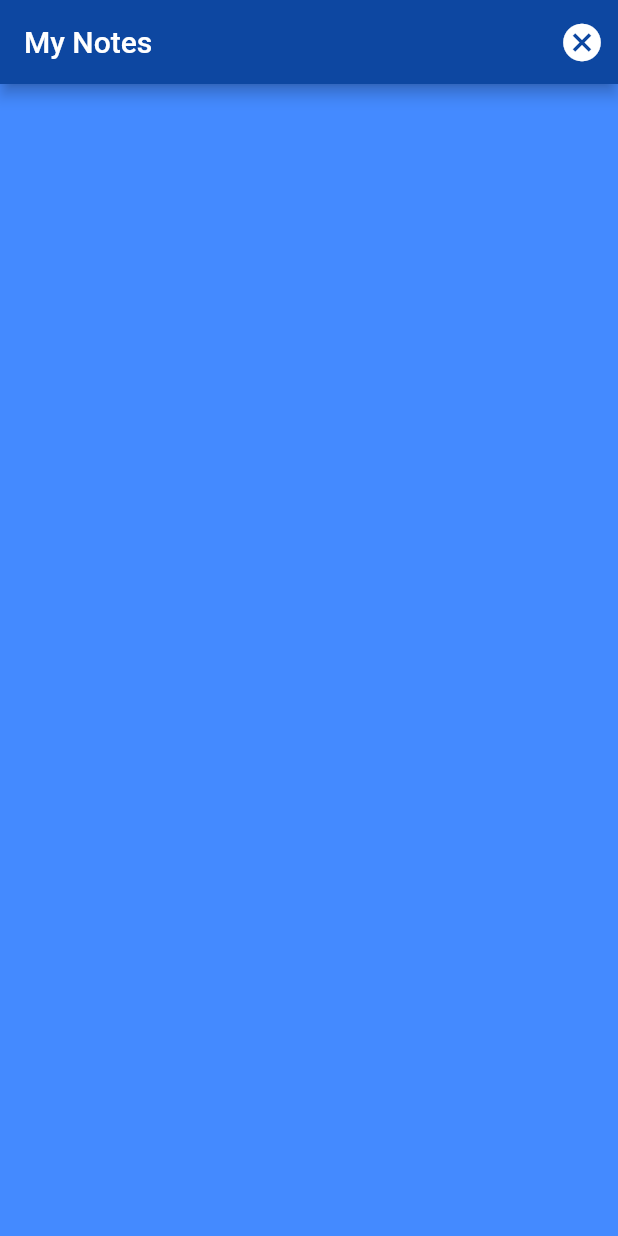
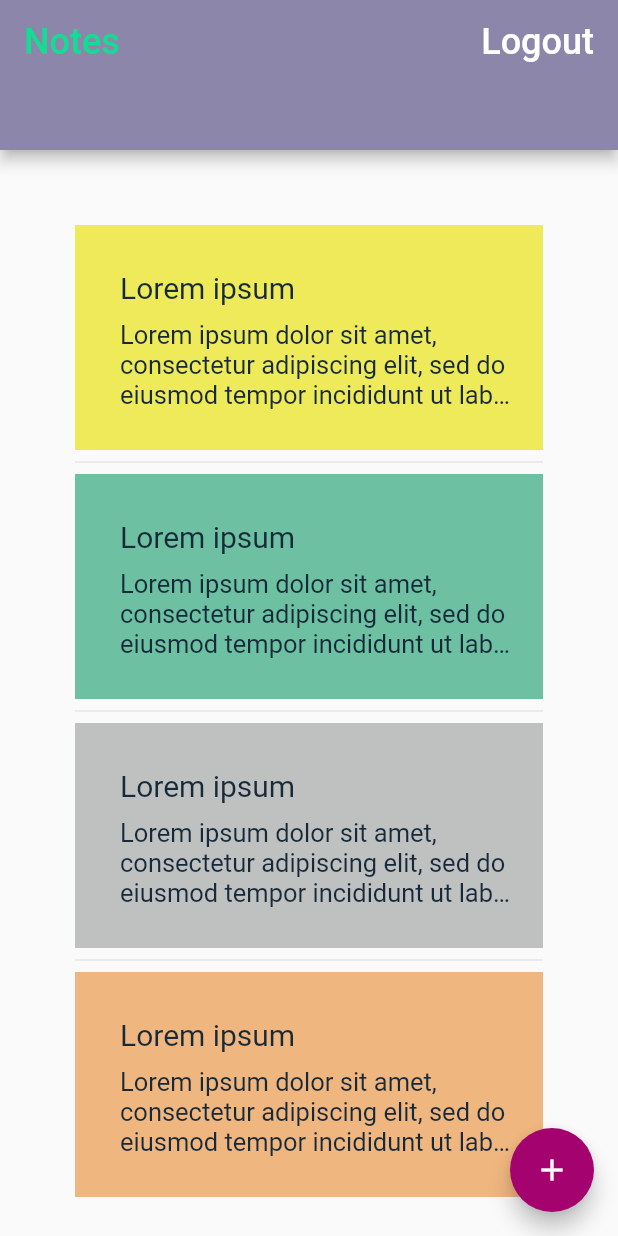
Before and after one commit to AmeraAbdallah/flutter_notes_app, a Flutter app: the screen it shows once a user with an empty profile is signed in, on a phone screen of 412 x 824 dp. Run offline on Flutter 3.47's test engine with Material 2 defaults, Android fonts, the phone set to English and light mode, and no system bars; our stand-ins replace cloud_firestore, firebase_auth; missing offline and left inert: loading; accounts and stored records are empty.

Commit message:
set home screen ui with dumy data

```diff
--- a/lib/main.dart
+++ b/lib/main.dart
@@ -3,6 +3,18 @@ import 'package:note_app/models/user.dart';
 import 'package:note_app/screens/wrapper.dart';
 import 'package:note_app/services/auth.dart';
 import 'package:provider/provider.dart';
+
+extension ColorExtension on String {
+  toColor() {
+    var hexColor = this.replaceAll("#", "");
+    if (hexColor.length == 6) {
+      hexColor = "FF" + hexColor;
+    }
+    if (hexColor.length == 8) {
+      return Color(int.parse("0x$hexColor"));
+    }
+  }
+}
 
 void main() => runApp(MyApp());
 
@@ -12,9 +24,12 @@ class MyApp extends StatelessWidget {
     return StreamProvider<User>.value(
       value: AuthenticationService().user,
       child: MaterialApp(
-      title: 'Flutter Demo',
+      title: 'My Notes',
       theme: ThemeData(
-        primarySwatch: Colors.blue,
+        // Define the default brightness and colors.
+        // brightness: "#A4036F".toColor(), //dark pink
+        primaryColor: "#16DB93".toColor(), //green
+        accentColor: "#8C86AA".toColor() //purble
       ),
       home: Wrapper()
     ),
--- a/lib/screens/home/home.dart
+++ b/lib/screens/home/home.dart
@@ -1,25 +1,115 @@
 import 'package:flutter/material.dart';
 import 'package:note_app/services/auth.dart';
+
+final List<Map<String, String>> entries = <Map<String, String>>[
+  {
+    'title': 'Lorem ipsum',
+    'description':
+        'Lorem ipsum dolor sit amet, consectetur adipiscing elit, sed do eiusmod tempor incididunt ut labore et dolore magna aliqua. Ut enim ad minim veniam, quis nostrud exercitation ullamco laboris nisi ut aliquip ex ea commodo consequat. Duis aute irure dolor in reprehenderit in voluptate velit esse cillum dolore eu fugiat nulla pariatur. Excepteur sint occaecat cupidatat non proident, sunt in culpa qui officia deserunt mollit anim id est laborum.'
+  },
+  {
+    'title': 'Lorem ipsum',
+    'description':
+        'Lorem ipsum dolor sit amet, consectetur adipiscing elit, sed do eiusmod tempor incididunt ut labore et dolore magna aliqua. Ut enim ad minim veniam, quis nostrud exercitation ullamco laboris nisi ut aliquip ex ea commodo consequat. Duis aute irure dolor in reprehenderit in voluptate velit esse cillum dolore eu fugiat nulla pariatur. Excepteur sint occaecat cupidatat non proident, sunt in culpa qui officia deserunt mollit anim id est laborum.'
+  },
+  {
+    'title': 'Lorem ipsum',
+    'description':
+        'Lorem ipsum dolor sit amet, consectetur adipiscing elit, sed do eiusmod tempor incididunt ut labore et dolore magna aliqua. Ut enim ad minim veniam, quis nostrud exercitation ullamco laboris nisi ut aliquip ex ea commodo consequat. Duis aute irure dolor in reprehenderit in voluptate velit esse cillum dolore eu fugiat nulla pariatur. Excepteur sint occaecat cupidatat non proident, sunt in culpa qui officia deserunt mollit anim id est laborum.'
+  },
+  {
+    'title': 'Lorem ipsum',
+    'description':
+        'Lorem ipsum dolor sit amet, consectetur adipiscing elit, sed do eiusmod tempor incididunt ut labore et dolore magna aliqua. Ut enim ad minim veniam, quis nostrud exercitation ullamco laboris nisi ut aliquip ex ea commodo consequat. Duis aute irure dolor in reprehenderit in voluptate velit esse cillum dolore eu fugiat nulla pariatur. Excepteur sint occaecat cupidatat non proident, sunt in culpa qui officia deserunt mollit anim id est laborum.'
+  }
+];
+final List<String> colorCodes = <String>[
+  '#EFEA5A',
+  '#6DC1A2',
+  '#BFC0C0',
+  '#F0B67F',
+  '#D6CFCB',
+  '#C7EFCF'
+];
+
+extension ColorExtension on String {
+  toColor() {
+    var hexColor = this.replaceAll("#", "");
+    if (hexColor.length == 6) {
+      hexColor = "FF" + hexColor;
+    }
+    if (hexColor.length == 8) {
+      return Color(int.parse("0x$hexColor"));
+    }
+  }
+}
 
 class Home extends StatelessWidget {
   final AuthenticationService _auth = AuthenticationService();
   @override
   Widget build(BuildContext context) {
     return Scaffold(
-      backgroundColor: Colors.blueAccent,
-      appBar: AppBar(
-        backgroundColor: Colors.blue[900],
-        title: Text('My Notes'),
+        appBar: PreferredSize(
+          preferredSize: Size.fromHeight(100), // here the desired height
+          child: AppBar(
+            backgroundColor: Theme.of(context).accentColor,
+            title: Text(
+              "Notes",
+              style: TextStyle(color: "#16DB93".toColor(), fontSize: 24),
+            ),
             actions: <Widget>[
-          IconButton(
-            icon: Icon(Icons.cancel),
-            color: Colors.white,
-            iconSize: 30,
+              FlatButton(
+                child: Text(
+                  "Logout",
+                  style: TextStyle(color: Colors.white, fontSize: 24),
+                ),
                 onPressed: () async {
                   await _auth.logout();
                 },
+              )
+            ],
           ),
-        ],
+        ),
+        body: ListView.separated(
+          padding: const EdgeInsets.all(50),
+          itemCount: entries.length,
+          itemBuilder: (BuildContext context, int index) {
+            return Container(
+                padding: const EdgeInsets.fromLTRB(30, 30, 20, 10),
+                height: 150,
+                color: colorCodes[index].toString().toColor(),
+                child: Column(
+                    crossAxisAlignment: CrossAxisAlignment.start,
+                    children: <Widget>[
+                      Text(
+                        '${entries[index]["title"]}',
+                        style:
+                            TextStyle(color: "#172A3A".toColor(), fontSize: 20),
+                        textAlign: TextAlign.left,
+                      ),
+                      SizedBox(height: 10,),
+                      Text(
+                        '${entries[index]["description"]}',
+                        style:
+                            TextStyle(
+                              color: "#172A3A".toColor(),
+                              fontSize: 17,
+                            ),
+                        textAlign: TextAlign.left,
+                        overflow: TextOverflow.ellipsis,
+                        maxLines: 3,
+                      )
+                    ]));
+          },
+          separatorBuilder: (BuildContext context, int index) =>
+              const Divider(),
+        ),
+        floatingActionButton: FloatingActionButton(
+          onPressed: () {
+            // Add your onPressed code here!
+          },
+          child: Icon(Icons.add),
+          backgroundColor: "#A4036F".toColor(),
         ),
         );
   }
```
Lines whose indentation alone changed are shown as unchanged.
